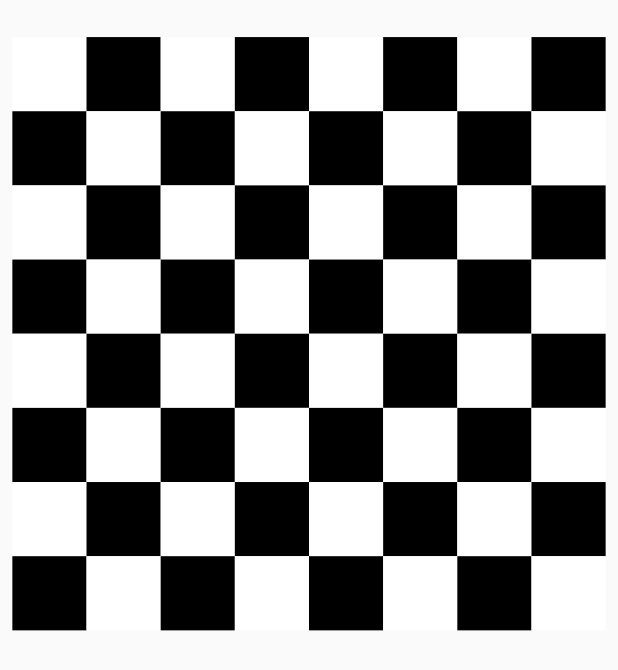
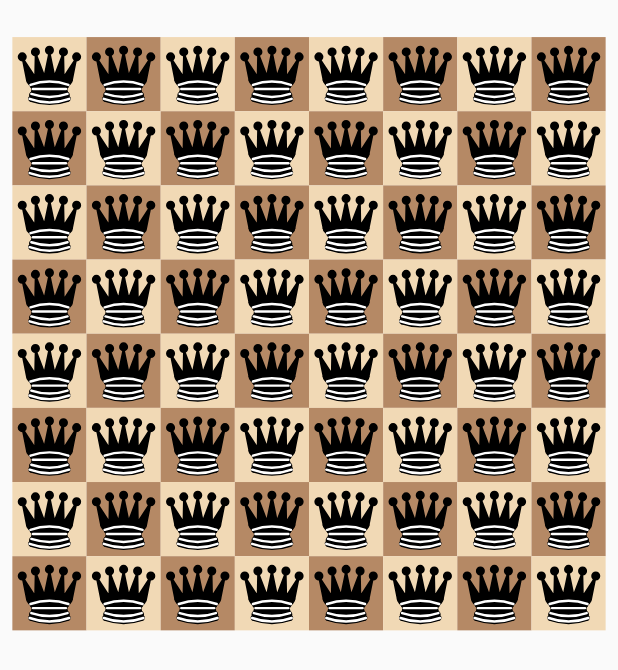
Before and after one commit to JimTacobs/eight_queens, a Flutter app: the screen it shows after launch, on a phone screen of 412 x 824 dp. Shown: the top 670 px of the screen. Run offline on Flutter 3.47's test engine with Material 2 defaults, Android fonts, the phone set to English and light mode, and no system bars; our stand-ins replace flutter_svg.

Commit message:
added queen asset, optimized chessboard generation, changed chessboard color scheme

```diff
--- a/lib/ui/screens/chessboard/chessboard_screen.dart
+++ b/lib/ui/screens/chessboard/chessboard_screen.dart
@@ -1,3 +1,4 @@
+import 'package:eight_queens_puzzle/ui/screens/chessboard/widgets/chessboard_widgets.dart';
 import 'package:flutter/material.dart';
 
 class ChessboardScreen extends StatefulWidget {
@@ -25,7 +26,7 @@ class _ChessboardScreenState extends State<ChessboardScreen> {
           crossAxisCount: 8,
           children: List.generate(
             64,
-                (i) {
+            (i) {
               /// The first tile of every new row is always the opposite of
               /// the first tile of the previous row.
               /// This is achieved by keeping track of the current row in the
@@ -36,17 +37,12 @@ class _ChessboardScreenState extends State<ChessboardScreen> {
                 row = i ~/ 8 + 1;
               }
 
-              if (row.isOdd) {
-                if (i % 2 == 0) {
-                  return Container(color: Colors.white);
-                }
-                return Container(color: Colors.black);
-              } else {
-                if (i % 2 == 0) {
-                  return Container(color: Colors.black);
-                }
-                return Container(color: Colors.white);
-              }
+              final lightTile =
+                  row.isOdd && i % 2 == 0 || row.isEven && i % 2 != 0;
+
+              return Field(
+                color: lightTile ? const Color(0xffF1D9B5) : const Color(0xffB58965),
+              );
             },
           ),
         ),
--- /dev/null
+++ b/lib/ui/screens/chessboard/widgets/chessboard_widgets.dart
@@ -0,0 +1 @@
+export 'field.dart';
--- /dev/null
+++ b/lib/ui/screens/chessboard/widgets/field.dart
@@ -0,0 +1,18 @@
+import 'package:flutter/material.dart';
+import 'package:flutter_svg/svg.dart';
+
+class Field extends StatelessWidget {
+  const Field({
+    required this.color,
+    Key? key,
+  }) : super(key: key);
+
+  final Color color;
+
+  @override
+  Widget build(BuildContext context) {
+    return GestureDetector(
+      child: Container(color: color, child: SvgPicture.asset('assets/images/queen.svg'),),
+    );
+  }
+}
--- a/pubspec.yaml
+++ b/pubspec.yaml
@@ -29,6 +29,7 @@ environment:
 dependencies:
   flutter:
     sdk: flutter
+  flutter_svg: ^1.1.3
 
 
   # The following adds the Cupertino Icons font to your application.
@@ -58,9 +59,8 @@ flutter:
   uses-material-design: true
 
   # To add assets to your application, add an assets section, like this:
-  # assets:
-  #   - images/a_dot_burr.jpeg
-  #   - images/a_dot_ham.jpeg
+  assets:
+    - assets/images/
 
   # An image asset can refer to one or more resolution-specific "variants", see
   # https://flutter.dev/assets-and-images/#resolution-aware
```
Also changed, not shown: assets/images/queen.svg (added), pubspec.lock.
